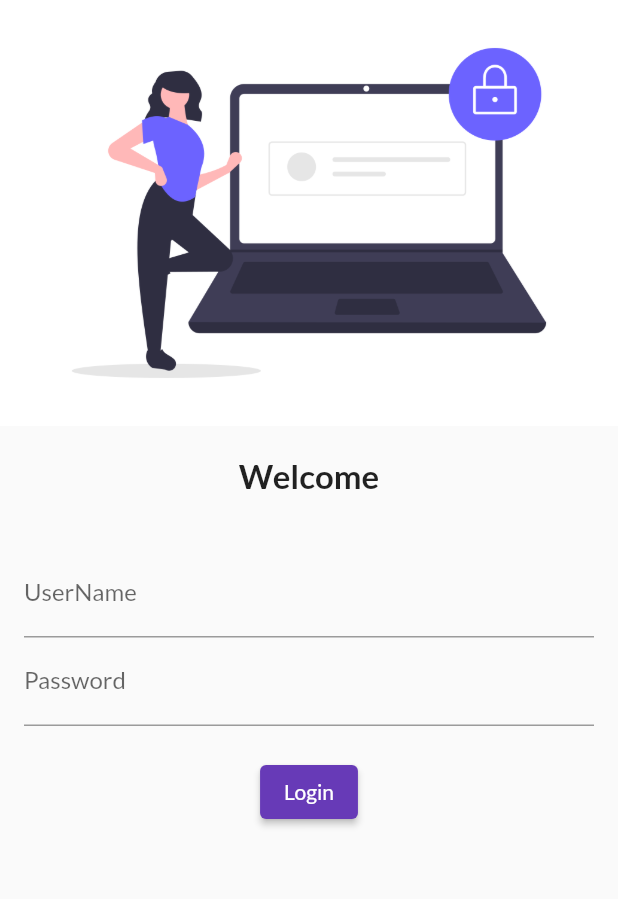
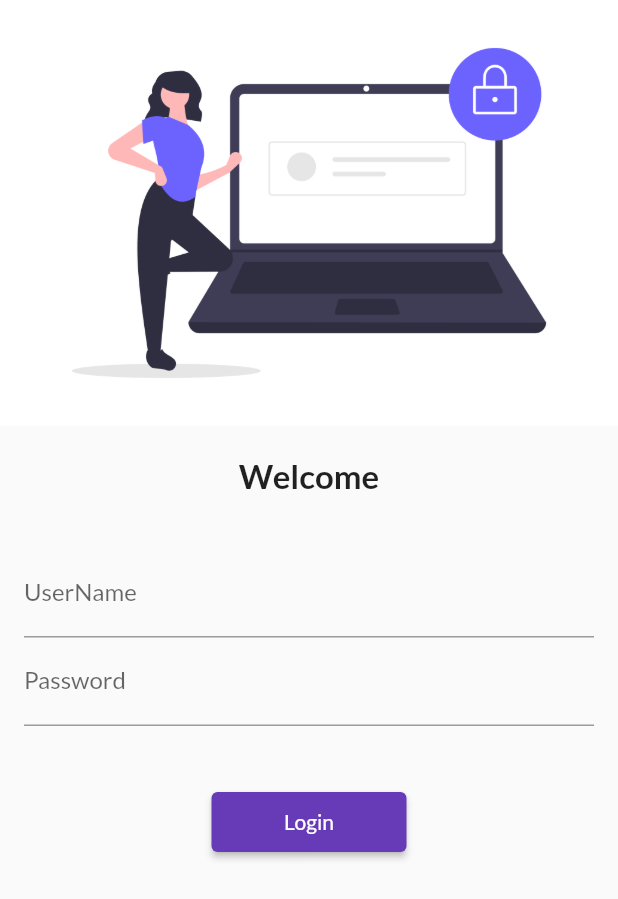
Before and after one commit to vashistha100/CatalogApp, a Flutter app: the screen it shows after launch, on a phone screen of 412 x 824 dp. Shown: the top 899 px of the screen. Run offline on Flutter 3.47's test engine with Material 2 defaults, Android fonts, the phone set to English and light mode, and no system bars; our stand-ins replace google_fonts.

Commit message:
day 5 completed

```diff
--- a/lib/main.dart
+++ b/lib/main.dart
@@ -1,6 +1,7 @@
 // ignore_for_file: prefer_const_constructors
 
 import 'package:flutter/material.dart';
+import 'package:flutter_catalogue/utils/routes.dart';
 import 'package:google_fonts/google_fonts.dart';
 import 'package:flutter_catalogue/pages/home_page.dart';
 import 'package:flutter_catalogue/pages/login_page.dart';
@@ -29,8 +30,8 @@ class MyApp extends StatelessWidget {
       routes: {
 
         "/": (context) => LoginPage(),
-        "/home": (context) =>  HomePage(),
-        "/Login": (context) => LoginPage(),
+        MyRoutes.homeRoute: (context) =>  HomePage(),
+        MyRoutes.loginRoute: (context) => LoginPage(),
       },
     );
   }
--- a/lib/pages/login_page.dart
+++ b/lib/pages/login_page.dart
@@ -1,4 +1,5 @@
 import 'package:flutter/material.dart';
+import 'package:flutter_catalogue/utils/routes.dart';
 
 class LoginPage extends StatelessWidget {
   const LoginPage({Key? key}) : super(key: key);
@@ -6,6 +7,7 @@ class LoginPage extends StatelessWidget {
   @override
   Widget build(BuildContext context) {
     return Material(
+        child: SingleChildScrollView(
       child: Column(
         children: [
           Image.asset("assets/images/login_image.png", fit: BoxFit.cover),
@@ -20,7 +22,8 @@ class LoginPage extends StatelessWidget {
             height: 20,
           ),
           Padding(
-          padding: const EdgeInsets.symmetric(vertical: 16.0, horizontal: 16.0),
+            padding:
+                const EdgeInsets.symmetric(vertical: 16.0, horizontal: 16.0),
             child: Column(
               children: [
                 TextFormField(
@@ -33,18 +36,20 @@ class LoginPage extends StatelessWidget {
                       hintText: "Enter Password", labelText: "Password"),
                 ),
                 SizedBox(
-                height: 20,
+                  height: 40,
                 ),
                 ElevatedButton(
                   child: Text("Login"),
                   onPressed: () {
-                  print("hi Manish");
+                    Navigator.pushNamed(context, MyRoutes.homeRoute);
                   },
+                  style: TextButton.styleFrom(minimumSize: Size(130, 40)),
                 )
               ],
             ),
           )
         ],
+      ),
     ));
   }
 }
--- /dev/null
+++ b/lib/utils/routes.dart
@@ -0,0 +1,4 @@
+class MyRoutes {
+  static String loginRoute = "/login";
+  static String homeRoute = "/home";
+}
```
Lines whose indentation alone changed are shown as unchanged.
